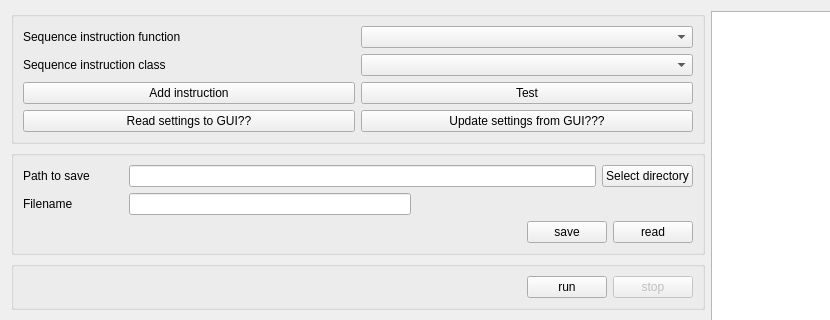
First picture: the form in components/pyIVLS_seqBuilder.ui, repository pyIVLS/pyIVLS, before the edit; both pictures show x 0 to 830 and y 0 to 320 of the 1069 by 746 pixel window.
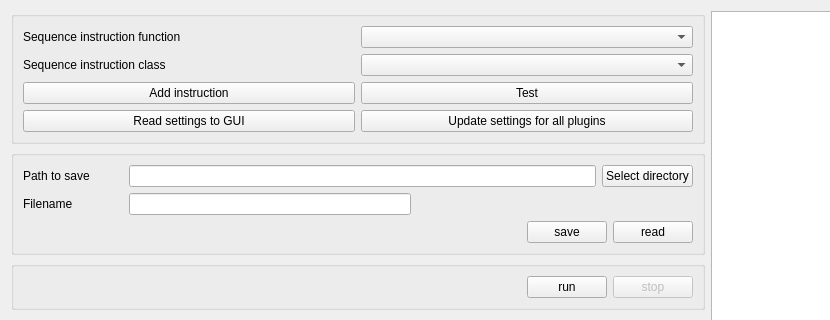
Second picture: the form after the edit.

```diff
--- a/components/pyIVLS_seqBuilder.ui
+++ b/components/pyIVLS_seqBuilder.ui
@@ -77,14 +77,14 @@
             <item row="1" column="0">
              <widget class="QPushButton" name="pushButton">
               <property name="text">
-               <string>Read settings to GUI??</string>
+               <string>Read settings to GUI</string>
               </property>
              </widget>
             </item>
             <item row="1" column="1">
              <widget class="QPushButton" name="updateSettings">
               <property name="text">
-               <string>Update settings from GUI???</string>
+               <string>Update settings for all plugins</string>
               </property>
              </widget>
             </item>
```
Left out of the diff: 2 changed lines with no effect on the pictures.
